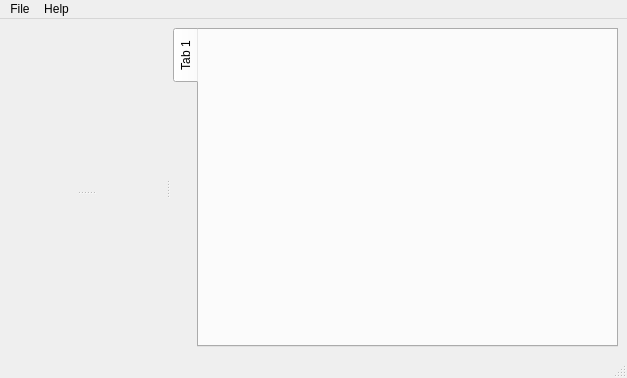
Old version of the form gui/hip_gui_main_window.ui in the repository FrankBlabu/Hippopunktur.
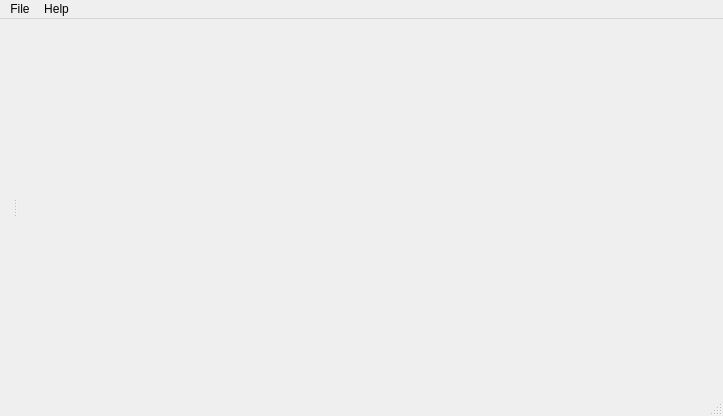
New version of the form.

Commit message: Image view and point editor removed.

The edit to the form file:
```diff
--- a/gui/hip_gui_main_window.ui
+++ b/gui/hip_gui_main_window.ui
@@ -6,8 +6,8 @@
    <rect>
     <x>0</x>
     <y>0</y>
-    <width>627</width>
-    <height>378</height>
+    <width>723</width>
+    <height>416</height>
    </rect>
   </property>
   <property name="windowTitle">
@@ -15,6 +15,21 @@
   </property>
   <widget class="QWidget" name="_main_window_w">
    <layout class="QGridLayout" name="gridLayout">
+    <property name="leftMargin">
+     <number>10</number>
+    </property>
+    <property name="topMargin">
+     <number>10</number>
+    </property>
+    <property name="rightMargin">
+     <number>10</number>
+    </property>
+    <property name="bottomMargin">
+     <number>10</number>
+    </property>
+    <property name="spacing">
+     <number>10</number>
+    </property>
     <item row="0" column="0">
      <widget class="QSplitter" name="_splitter_w">
       <property name="orientation">
@@ -23,6 +38,9 @@
       <property name="handleWidth">
        <number>10</number>
       </property>
+      <property name="childrenCollapsible">
+       <bool>false</bool>
+      </property>
       <widget class="QWidget" name="layoutWidget">
        <layout class="QVBoxLayout" name="_left_layout">
         <property name="spacing">
@@ -58,7 +76,6 @@
               <number>10</number>
              </property>
              <widget class="QWidget" name="_explorer_w" native="true"/>
-             <widget class="QWidget" name="_point_editor_w" native="true"/>
             </widget>
            </item>
           </layout>
@@ -66,25 +83,7 @@
         </item>
        </layout>
       </widget>
-      <widget class="QTabWidget" name="_tab_w">
-       <property name="tabPosition">
-        <enum>QTabWidget::West</enum>
-       </property>
-       <property name="tabShape">
-        <enum>QTabWidget::Rounded</enum>
-       </property>
-       <property name="currentIndex">
-        <number>0</number>
-       </property>
-       <property name="documentMode">
-        <bool>false</bool>
-       </property>
-       <widget class="QWidget" name="tab">
-        <attribute name="title">
-         <string>Tab 1</string>
-        </attribute>
-       </widget>
-      </widget>
+      <widget class="QWidget" name="_gl_frame_w" native="true"/>
      </widget>
     </item>
    </layout>
@@ -94,7 +93,7 @@
     <rect>
      <x>0</x>
      <y>0</y>
-     <width>627</width>
+     <width>723</width>
      <height>21</height>
     </rect>
    </property>
```
The commit also changes 10 other files.
